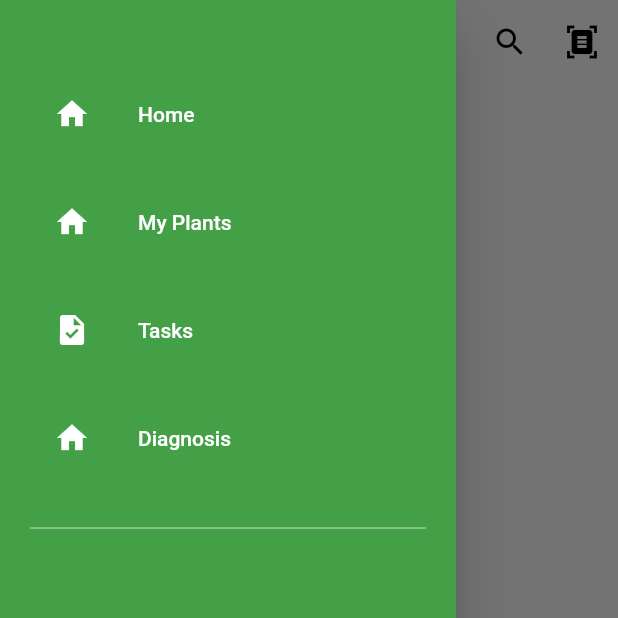
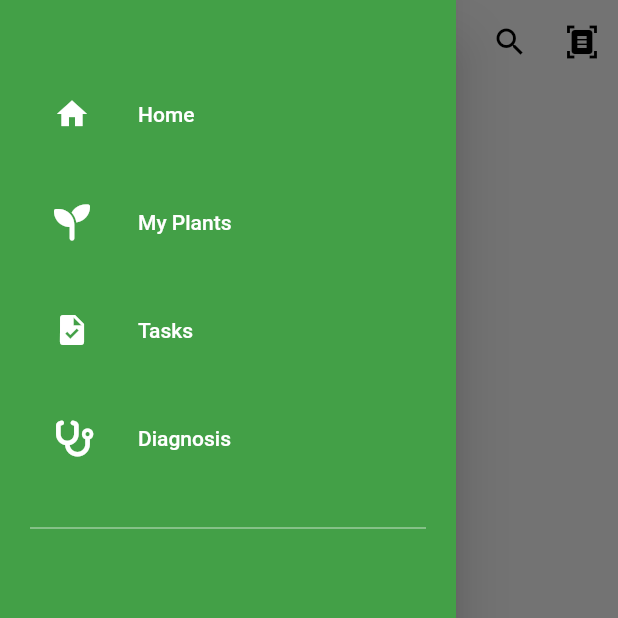
Before and after one commit to LucaR01/SmartGardeningApp, a Flutter app: the screen it shows after launch, with the side drawer open, on a phone screen of 412 x 824 dp, the top half of it. Run offline on Flutter 3.47's test engine with Material 2 defaults, Android fonts, the phone set to English and light mode, and no system bars; our stand-ins replace font_awesome_flutter.

Commit message:
Update routes and icons

```diff
--- a/smart_gardening_app/lib/widgets/FAB/FABWidget.dart
+++ b/smart_gardening_app/lib/widgets/FAB/FABWidget.dart
@@ -2,6 +2,8 @@ import 'package:flutter/material.dart';
 
 import '../../screens/pages.dart';
 import '../../utils/utils.dart';
+
+//TODO: rinominare in CustomFABWidget?
 
 class FABWidget extends StatelessWidget {
   const FABWidget({Key? key}) : super(key: key); //TODO: volendo aggiungere icon come parametro
@@ -9,7 +11,7 @@ class FABWidget extends StatelessWidget {
   @override
   Widget build(BuildContext context) {
     return FloatingActionButton(
-      onPressed: (){}, //TODO: Utils.selectedItem(context, Pages.home)
+      onPressed: () => Utils.navigateToPage(context: context, page: Pages.home),
       child: const Icon(Icons.home),
     );
   }
--- a/smart_gardening_app/lib/widgets/bottom_navigation_bar/bottom_navigation_bar.dart
+++ b/smart_gardening_app/lib/widgets/bottom_navigation_bar/bottom_navigation_bar.dart
@@ -1,4 +1,10 @@
 import 'package:flutter/material.dart';
+import 'package:font_awesome_flutter/font_awesome_flutter.dart';
+
+import '../../screens/pages.dart';
+import '../../utils/utils.dart';
+
+//TODO: rinominare in CustomBottomNavigationBarWidget?
 
 class BottomNavigationBarWidget extends StatelessWidget {
   const BottomNavigationBarWidget({Key? key}) : super(key: key);
@@ -18,24 +24,24 @@ class BottomNavigationBarWidget extends StatelessWidget {
             children: [
               IconButton(
                 //TODO: metterlo in una funzione
-                icon: Icon(Icons.home), //TODO: update icon
-                onPressed: () {},
+                icon: const Icon(FontAwesomeIcons.seedling),
+                onPressed: () => Utils.navigateToPage(context: context, page: Pages.myPlants, shouldPop: false), //il false serve altrimenti chiude e mi da errore.
               ),
               IconButton(
                 //TODO: metterlo in una funzione
-                icon: Icon(Icons.home), //TODO: update icon
-                onPressed: () {},
+                icon: const Icon(Icons.task),
+                onPressed: () => Utils.navigateToPage(context: context, page: Pages.tasks, shouldPop: false),
               ),
               const SizedBox(width: 24),
               IconButton(
                 //TODO: metterlo in una funzione
-                icon: Icon(Icons.home), //TODO: update icon
-                onPressed: () {},
+                icon: const Icon(FontAwesomeIcons.stethoscope),
+                onPressed: () => Utils.navigateToPage(context: context, page: Pages.diagnosis, shouldPop: false),
               ),
               IconButton(
                 //TODO: metterlo in una funzione
-                icon: Icon(Icons.settings),
-                onPressed: () {},
+                icon: const Icon(Icons.settings),
+                onPressed: () => Utils.navigateToPage(context: context, page: Pages.settings, shouldPop: false),
               ),
             ],
           ),
--- a/smart_gardening_app/lib/widgets/drawer/navigation_drawer.dart
+++ b/smart_gardening_app/lib/widgets/drawer/navigation_drawer.dart
@@ -1,7 +1,11 @@
 import 'package:flutter/material.dart';
+import 'package:font_awesome_flutter/font_awesome_flutter.dart';
 
 import '../../screens/home/home_screen.dart';
 import '../../screens/pages.dart';
+import '../../utils/utils.dart';
+
+//TODO: rinominare in CustomNavigationDrawerWidget?
 
 class NavigationDrawerWidget extends StatelessWidget {
   const NavigationDrawerWidget({Key? key}) : super(key: key);
@@ -23,47 +27,47 @@ class NavigationDrawerWidget extends StatelessWidget {
             buildMenuItem(
               text: 'Home',
               icon: Icons.home,
-              onClicked: () => selectedItem(context, Pages.home),
+              onClicked: () => Utils.navigateToPage(context: context, page: Pages.home),
             ),
             const SizedBox(height: 16),
             buildMenuItem(
               text: 'My Plants',
-              icon: Icons.home, //TODO: update
-              //onClicked: () => selectedItem(context, 1), //TODO: uncomment
+              icon: FontAwesomeIcons.seedling,
+              onClicked: () => Utils.navigateToPage(context: context, page: Pages.myPlants),
             ),
             const SizedBox(height: 16),
             buildMenuItem(
               text: 'Tasks',
               icon: Icons.task,
-              //onClicked: () => selectedItem(context, 2), //TODO: uncomment
+              onClicked: () => Utils.navigateToPage(context: context, page: Pages.tasks),
             ),
             const SizedBox(height: 16),
             buildMenuItem(
               text: 'Diagnosis',
-              icon: Icons.home, //TODO: update
-              //onClicked: () => selectedItem(context, 3), //TODO: uncomment
+              icon: FontAwesomeIcons.stethoscope,
+              onClicked: () => Utils.navigateToPage(context: context, page: Pages.diagnosis),
             ),
             const SizedBox(height: 24),
-            Divider(color: Colors.white70), //TODO: get color from constants
+            const Divider(color: Colors.white70), //TODO: get color from constants
             const SizedBox(height: 24),
 
             const SizedBox(height: 16),
             buildMenuItem(
               text: 'Settings',
               icon: Icons.settings,
-              //onClicked: () => selectedItem(context, 4), //TODO: uncomment
+              onClicked: () => Utils.navigateToPage(context: context, page: Pages.settings), //TODO: uncomment
             ),
 
             const SizedBox(height: 16),
             buildMenuItem(
               text: 'Notifications',
               icon: Icons.notifications,
-              //onClicked: () => selectedItem(context, 5), //TODO: uncomment
+              //onClicked: () => Utils.navigateToPage(context: context, page: Pages.home), //TODO: uncomment
             ),
 
             const SizedBox(height: 16),
             buildMenuItem(text: 'Privacy Policy', icon: Icons.privacy_tip
-                //onClicked: () => selectedItem(context, 6), //TODO: uncomment
+                //onClicked: () => Utils.navigateToPage(context: context, page: Pages.home), //TODO: uncomment
                 ),
           ],
         ),
@@ -72,6 +76,7 @@ class NavigationDrawerWidget extends StatelessWidget {
   }
 
   //TODO: required Image image?
+  //TODO: remove?
   Widget buildHeader({VoidCallback? onClicked}) => InkWell(
         onTap: onClicked,
         child: Container(
```
